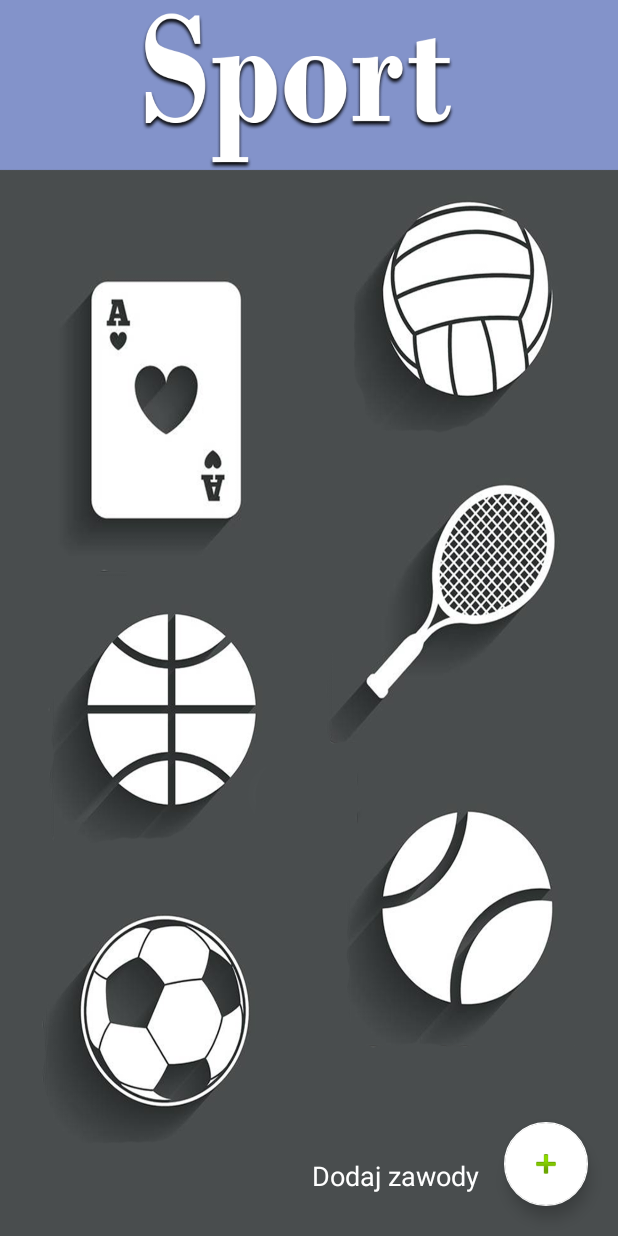
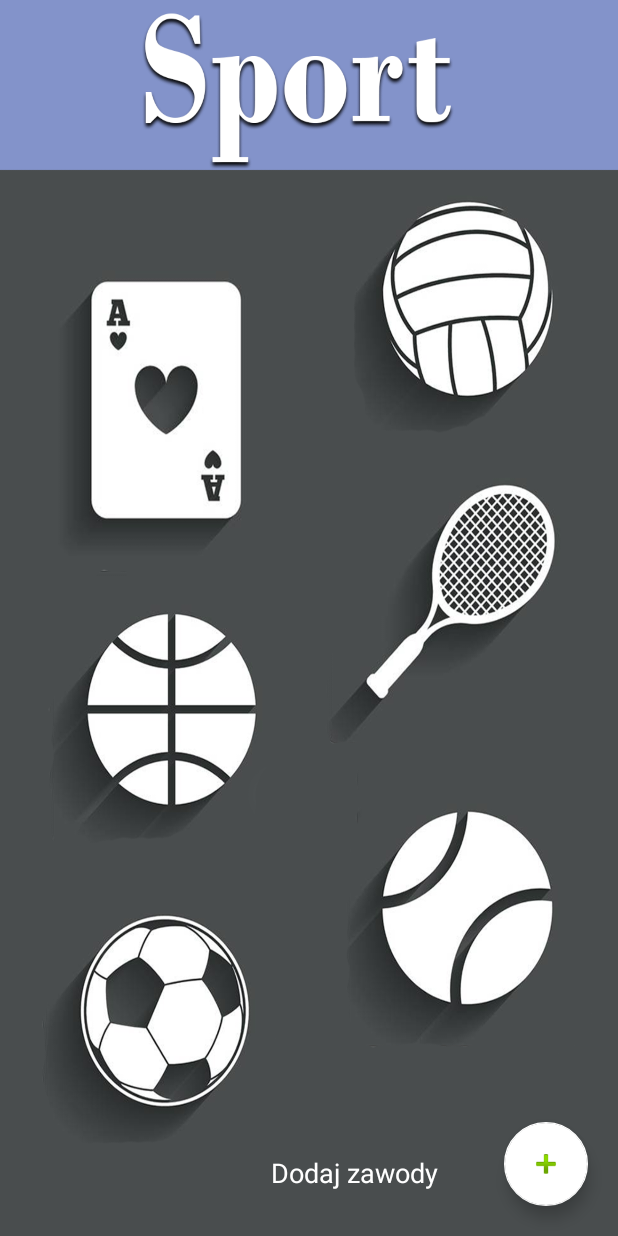
Before and after one commit to Yanitrix/hackathon, an Android app: the Sport screen opened directly, with no data from a screen before it, on a phone screen of 412 x 824 dp. Run offline under Robolectric (Android 15) with nearby library versions, the phone set to English and light mode, and no system bars.

Commit message:
Last commit. We survived

```diff
--- a/app/src/main/res/layout/activity_laderboard.xml
+++ b/app/src/main/res/layout/activity_laderboard.xml
@@ -5,7 +5,7 @@
     xmlns:tools="http://schemas.android.com/tools"
     android:layout_width="match_parent"
     android:layout_height="match_parent"
-    android:background="@drawable/leaderboard2"
+    android:background="@drawable/leaderboard"
     tools:context=".LaderboardActivity">
 
 
--- a/app/src/main/res/layout/activity_sport.xml
+++ b/app/src/main/res/layout/activity_sport.xml
@@ -24,12 +24,12 @@
             android:id="@+id/textView2"
             android:layout_width="wrap_content"
             android:layout_height="wrap_content"
-            android:layout_marginBottom="28dp"
+            android:layout_marginBottom="30dp"
             android:text="Dodaj zawody"
             android:textColor="#FFFFFF"
             android:textSize="18sp"
             app:layout_constraintBottom_toBottomOf="parent"
             app:layout_constraintEnd_toEndOf="parent"
-            app:layout_constraintHorizontal_bias="0.691"
+            app:layout_constraintHorizontal_bias="0.6"
             app:layout_constraintStart_toStartOf="parent" />
 </android.support.constraint.ConstraintLayout>
```
Also changed, not shown: app/src/main/res/drawable/leaderboard.png, app/src/main/res/drawable/leaderboard2.png (deleted), 1 other file.
